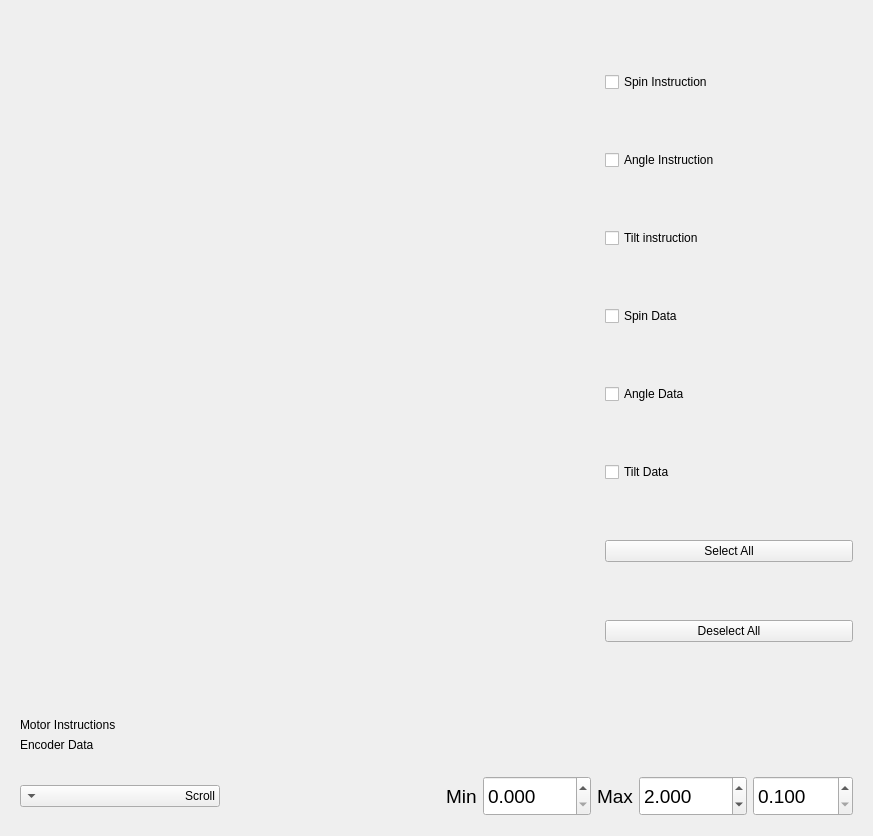
Before: the Qt Designer form frontend/MotorGraph.ui in YCP-Rev-Metrix/BallSpinner-Controller-v2, drawn with Qt 5.
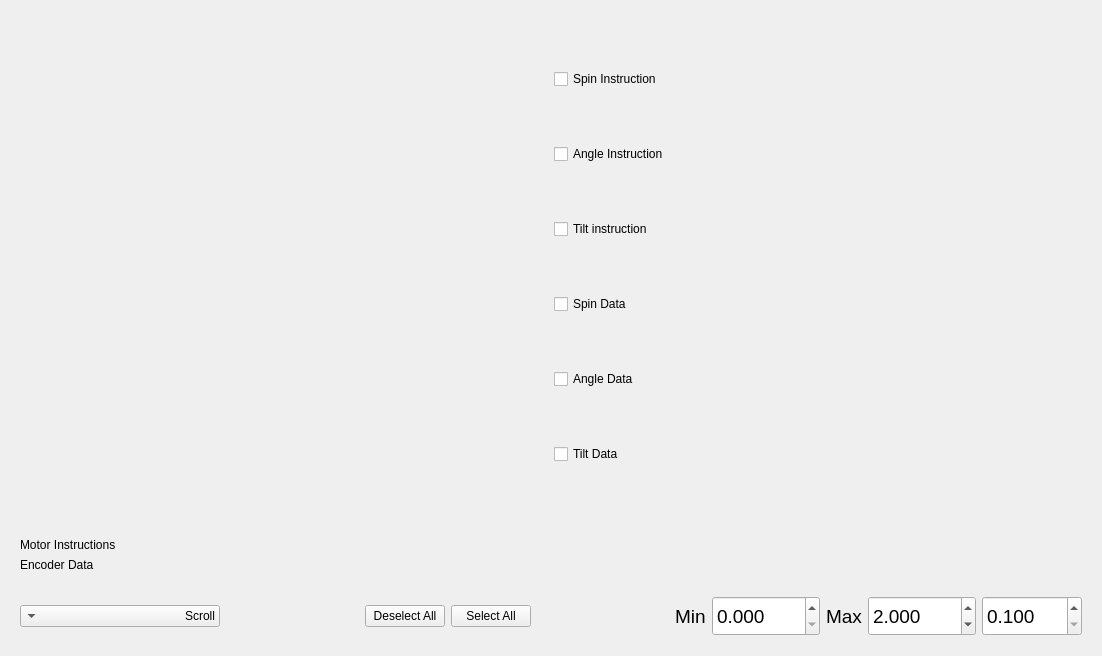
After: the same form once the commit is applied. Custom widgets are drawn as their Qt base class.

Patch:
```diff
--- a/frontend/MotorGraph.ui
+++ b/frontend/MotorGraph.ui
@@ -6,8 +6,8 @@
    <rect>
     <x>0</x>
     <y>0</y>
-    <width>873</width>
-    <height>836</height>
+    <width>1102</width>
+    <height>656</height>
    </rect>
   </property>
   <property name="windowTitle">
@@ -16,7 +16,7 @@
   <layout class="QVBoxLayout" name="verticalLayout_2">
    <item>
     <widget class="QWidget" name="widgetContainer" native="true">
-     <layout class="QHBoxLayout" name="horizontalLayout" stretch="7,3">
+     <layout class="QHBoxLayout" name="horizontalLayout" stretch="0,0">
       <item>
        <widget class="PlotWidget" name="grphSmartDot" native="true"/>
       </item>
@@ -64,20 +64,6 @@
           </property>
          </widget>
         </item>
-        <item>
-         <widget class="QPushButton" name="btnSelectAll">
-          <property name="text">
-           <string>Select All</string>
-          </property>
-         </widget>
-        </item>
-        <item>
-         <widget class="QPushButton" name="btnDeselectAll">
-          <property name="text">
-           <string>Deselect All</string>
-          </property>
-         </widget>
-        </item>
        </layout>
       </item>
      </layout>
@@ -180,6 +166,33 @@
         </property>
        </spacer>
       </item>
+      <item>
+       <widget class="QPushButton" name="btnDeselectAll">
+        <property name="text">
+         <string>Deselect All</string>
+        </property>
+       </widget>
+      </item>
+      <item>
+       <widget class="QPushButton" name="btnSelectAll">
+        <property name="text">
+         <string>Select All</string>
+        </property>
+       </widget>
+      </item>
+      <item>
+       <spacer name="horizontalSpacer_2">
+        <property name="orientation">
+         <enum>Qt::Horizontal</enum>
+        </property>
+        <property name="sizeHint" stdset="0">
+         <size>
+          <width>40</width>
+          <height>20</height>
+         </size>
+        </property>
+       </spacer>
+      </item>
       <item>
        <widget class="QLabel" name="lblXMin">
         <property name="font">
```
